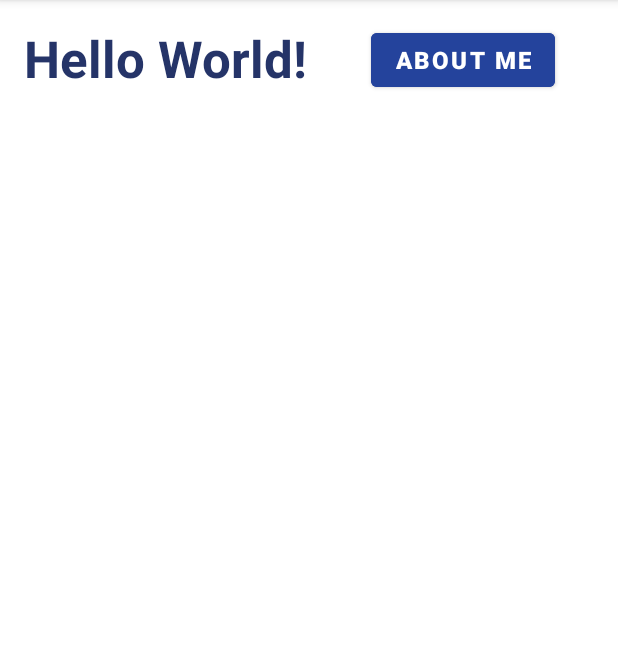
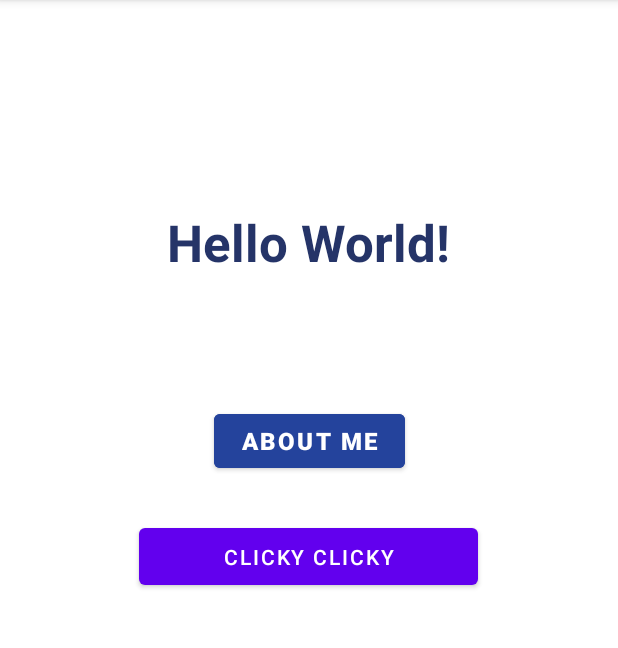
Before and after one commit to shambhavik14/Android-Development, an Android app: the screen it shows after launch (MainActivity), on a phone screen of 412 x 824 dp, the part 84-732 px from its top. Run offline under Robolectric (Android 15) with nearby library versions, the phone set to English and light mode, and no system bars; Roboto replaces fonts that are not available here.

Commit message:
pushing code for a2

```diff
--- a/app/build.gradle
+++ b/app/build.gradle
@@ -14,6 +14,7 @@ android {
         versionName "1.0"
 
         testInstrumentationRunner "androidx.test.runner.AndroidJUnitRunner"
+        signingConfig signingConfigs.debug
     }
 
     buildTypes {
--- a/app/src/main/java/edu/northeastern/numad23sp_shambhavikul/MainActivity.java
+++ b/app/src/main/java/edu/northeastern/numad23sp_shambhavikul/MainActivity.java
@@ -2,6 +2,7 @@ package edu.northeastern.numad23sp_shambhavikul;
 
 import androidx.appcompat.app.AppCompatActivity;
 
+import android.content.Intent;
 import android.os.Bundle;
 import android.view.View;
 import android.widget.Button;
@@ -23,5 +24,14 @@ public class MainActivity extends AppCompatActivity {
                         .show();
             }
         });
+
+        Button btn2 = (Button) findViewById(R.id.clickybtn);
+        btn2.setOnClickListener(new View.OnClickListener() {
+            @Override
+            public void onClick(View v) {
+                Intent intent = new Intent(MainActivity.this, MainActivity2.class);
+                startActivity(intent);
+            }
+        });
     }
 }
--- a/app/src/main/res/layout/activity_main.xml
+++ b/app/src/main/res/layout/activity_main.xml
@@ -1,39 +1,75 @@
 <?xml version="1.0" encoding="utf-8"?>
-<RelativeLayout xmlns:android="http://schemas.android.com/apk/res/android"
+<androidx.constraintlayout.widget.ConstraintLayout xmlns:android="http://schemas.android.com/apk/res/android"
     xmlns:app="http://schemas.android.com/apk/res-auto"
     xmlns:tools="http://schemas.android.com/tools"
+    android:id="@+id/constraintLayout"
     android:layout_width="match_parent"
     android:layout_height="match_parent"
+    android:paddingLeft="16dp"
+    android:paddingTop="16dp"
+    android:paddingRight="16dp"
     android:paddingBottom="16dp"
-    android:paddingLeft="16dp"
-    android:paddingRight="16dp"
-    android:paddingTop="16dp"
     tools:context=".MainActivity">
 
     <TextView
-        android:layout_width="205dp"
-        android:layout_height="wrap_content"
+        android:id="@+id/textView"
+        android:layout_width="226dp"
+        android:layout_height="39dp"
         android:fontFamily="@font/almendra_bold"
         android:text="Hello World!"
+        android:textAlignment="center"
         android:textColor="#253468"
         android:textSize="34sp"
         android:textStyle="bold"
-        tools:ignore="MissingConstraints"
-        tools:layout_editor_absoluteX="148dp"
-        tools:layout_editor_absoluteY="155dp" />
+        app:layout_constraintBottom_toTopOf="@+id/btnAbtMe"
+        app:layout_constraintEnd_toEndOf="parent"
+        app:layout_constraintHorizontal_bias="0.497"
+        app:layout_constraintStart_toStartOf="parent"
+        app:layout_constraintTop_toTopOf="@+id/guideline3"
+        app:layout_constraintVertical_bias="0.526"
+        tools:ignore="MissingConstraints" />
 
     <Button
         android:id="@+id/btnAbtMe"
-        android:layout_width="wrap_content"
-        android:layout_height="wrap_content"
-        android:layout_alignParentEnd="true"
-        android:layout_marginEnd="26dp"
+        android:layout_width="127dp"
+        android:layout_height="48dp"
         android:backgroundTint="@color/ic_launcher_sk_background"
         android:text="About Me"
         android:textSize="16sp"
         android:textStyle="bold"
-        tools:ignore="MissingConstraints"
-        tools:layout_editor_absoluteX="250dp"
-        tools:layout_editor_absoluteY="4dp" />
+        app:layout_constraintBottom_toTopOf="@+id/guideline6"
+        app:layout_constraintEnd_toEndOf="parent"
+        app:layout_constraintStart_toStartOf="parent"
+        app:layout_constraintTop_toTopOf="@+id/guideline3"
+        app:layout_constraintVertical_bias="0.44"
+        tools:ignore="MissingConstraints" />
 
-</RelativeLayout>
+    <Button
+        android:id="@+id/clickybtn"
+        android:layout_width="226dp"
+        android:layout_height="50dp"
+        android:layout_marginTop="28dp"
+        android:text="Clicky Clicky"
+        app:layout_constraintBottom_toTopOf="@+id/guideline6"
+        app:layout_constraintEnd_toEndOf="parent"
+        app:layout_constraintHorizontal_bias="0.497"
+        app:layout_constraintStart_toStartOf="parent"
+        app:layout_constraintTop_toBottomOf="@+id/btnAbtMe"
+        app:layout_constraintVertical_bias="0.0" />
+
+    <androidx.constraintlayout.widget.Guideline
+        android:id="@+id/guideline3"
+        android:layout_width="wrap_content"
+        android:layout_height="wrap_content"
+        android:orientation="horizontal"
+        app:layout_constraintGuide_begin="20dp" />
+
+    <androidx.constraintlayout.widget.Guideline
+        android:id="@+id/guideline6"
+        android:layout_width="wrap_content"
+        android:layout_height="wrap_content"
+        android:orientation="horizontal"
+        app:layout_constraintGuide_end="137dp" />
+
+
+</androidx.constraintlayout.widget.ConstraintLayout>
```
Also changed, not shown: app/src/main/AndroidManifest.xml (+8 -0 lines), app/src/main/java/edu/northeastern/numad23sp_shambhavikul/MainActivity2.java (added, +68 -0 lines), app/src/main/res/layout/activity_main2.xml (added, +119 -0 lines).
